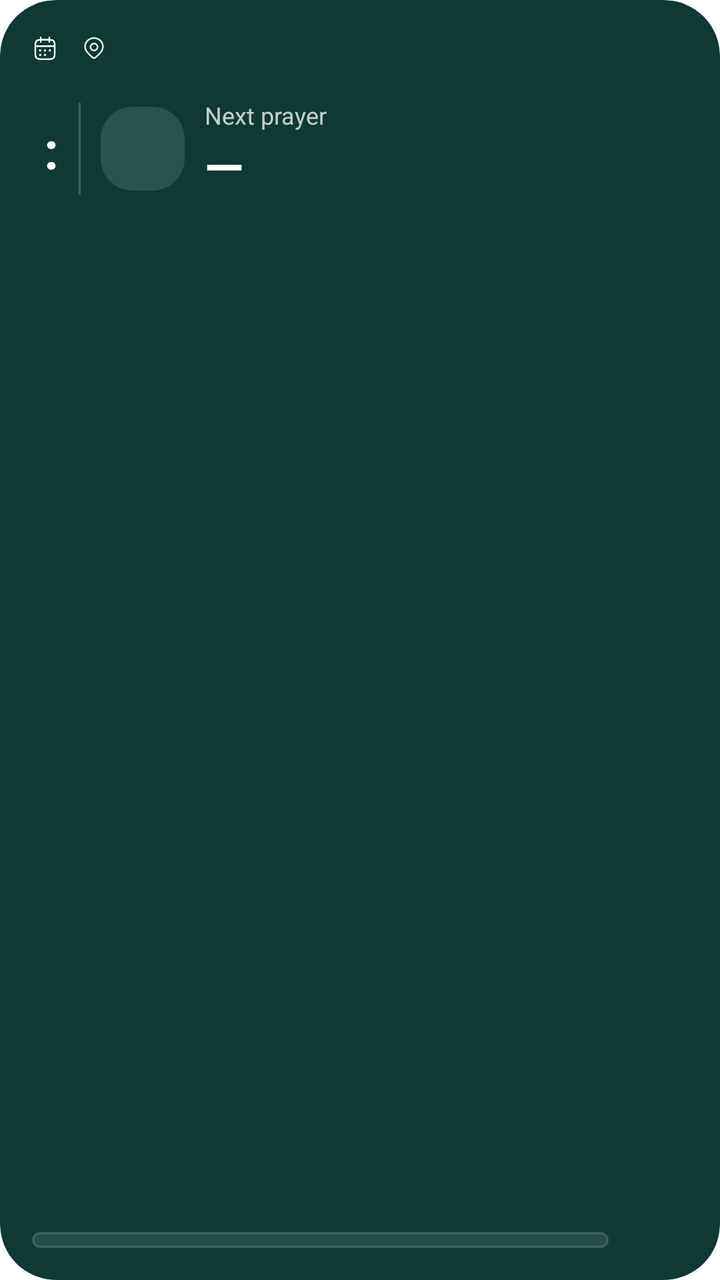
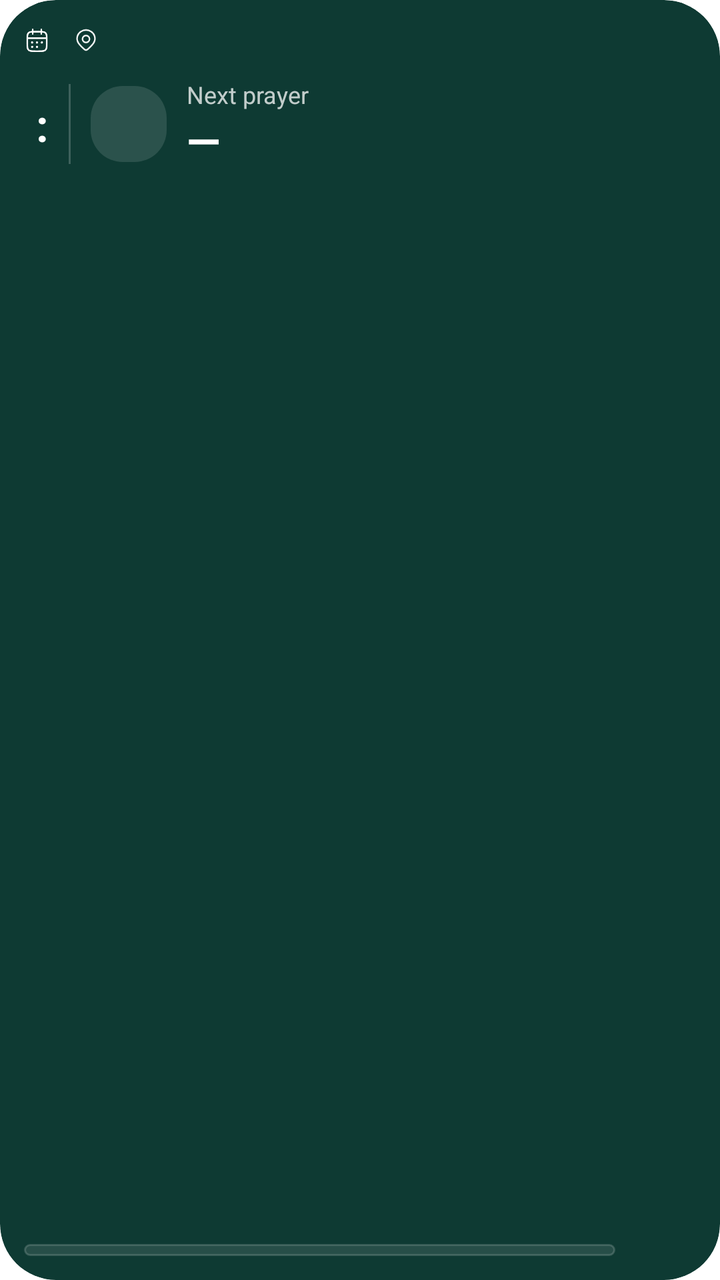

Before-and-after screenshots of an Android layout around one commit, followed by the original layout XML and the change that was made.
<!-- AndroidManifest.xml: fallback theme Theme.MaterialComponents.DayNight.NoActionBar -->
<!-- res/layout/widget_next_prayer.xml -->
<FrameLayout xmlns:android="http://schemas.android.com/apk/res/android"
  android:id="@+id/root"
  android:layout_width="match_parent"
  android:layout_height="match_parent"
  android:background="@drawable/widget_clip"
  android:clipToOutline="true"
  android:layoutDirection="ltr">

  <include layout="@layout/widget_next_prayer_body" />
</FrameLayout>
<!-- res/layout/widget_next_prayer_body.xml (included above) -->
<merge xmlns:android="http://schemas.android.com/apk/res/android">

  <ImageView
    android:id="@+id/bg"
    android:layout_width="match_parent"
    android:layout_height="match_parent"
    android:scaleType="fitXY" />

  <ImageView
    android:layout_width="match_parent"
    android:layout_height="match_parent"
    android:scaleType="centerCrop"
    android:src="@drawable/widget_decor" />

  <LinearLayout
    android:layout_width="match_parent"
    android:layout_height="match_parent"
    android:orientation="horizontal">

    <FrameLayout
      android:layout_width="0dp"
      android:layout_height="match_parent"
      android:layout_weight="74" />

    <ImageView
      android:id="@+id/arch"
      android:layout_width="0dp"
      android:layout_height="match_parent"
      android:layout_marginTop="12dp"
      android:layout_marginEnd="12dp"
      android:layout_weight="26"
      android:scaleType="fitXY" />
  </LinearLayout>

  <LinearLayout
    android:layout_width="match_parent"
    android:layout_height="match_parent"
    android:orientation="vertical"
    android:padding="16dp">

    <LinearLayout
      android:id="@+id/content"
      android:layout_width="match_parent"
      android:layout_height="wrap_content"
      android:orientation="horizontal">

      <LinearLayout
        android:layout_width="0dp"
        android:layout_height="wrap_content"
        android:layout_weight="71"
        android:orientation="vertical">

        <LinearLayout
          android:layout_width="match_parent"
          android:layout_height="wrap_content"
          android:gravity="center_vertical"
          android:orientation="horizontal">

          <ImageView
            android:layout_width="13dp"
            android:layout_height="13dp"
            android:src="@drawable/widget_ic_calendar" />

          <TextView
            android:id="@+id/date"
            android:layout_width="wrap_content"
            android:layout_height="wrap_content"
            android:layout_marginStart="6dp"
            android:ellipsize="end"
            android:maxLines="1"
            android:textColor="#D9FFFFFF"
            android:textSize="12sp" />

          <ImageView
            android:id="@+id/cityIcon"
            android:layout_width="12dp"
            android:layout_height="12dp"
            android:layout_marginStart="6dp"
            android:src="@drawable/widget_ic_location" />

          <TextView
            android:id="@+id/city"
            android:layout_width="wrap_content"
            android:layout_height="wrap_content"
            android:layout_marginStart="6dp"
            android:ellipsize="end"
            android:maxLines="1"
            android:textColor="#D9FFFFFF"
            android:textSize="12sp" />
        </LinearLayout>

        <LinearLayout
          android:layout_width="match_parent"
          android:layout_height="wrap_content"
          android:layout_marginTop="12dp"
          android:gravity="center_vertical"
          android:orientation="horizontal">

          <ImageView
            android:id="@+id/arc"
            android:layout_width="wrap_content"
            android:layout_height="wrap_content" />

          <LinearLayout
            android:layout_width="wrap_content"
            android:layout_height="wrap_content"
            android:layout_marginStart="6dp"
            android:gravity="center_horizontal"
            android:orientation="vertical">

            <TextView
              android:id="@+id/left"
              android:layout_width="wrap_content"
              android:layout_height="wrap_content"
              android:maxLines="1"
              android:textColor="#CCFFFFFF"
              android:textSize="12sp" />

            <LinearLayout
              android:layout_width="wrap_content"
              android:layout_height="wrap_content"
              android:layoutDirection="ltr"
              android:orientation="horizontal">

              <LinearLayout
                android:layout_width="wrap_content"
                android:layout_height="wrap_content"
                android:gravity="center_horizontal"
                android:orientation="vertical">

                <TextView
                  android:id="@+id/hours"
                  android:layout_width="wrap_content"
                  android:layout_height="wrap_content"
                  android:includeFontPadding="false"
                  android:maxLines="1"
                  android:textColor="#FFFFFFFF"
                  android:textSize="26sp"
                  android:textStyle="bold" />

                <TextView
                  android:id="@+id/hourUnit"
                  android:layout_width="wrap_content"
                  android:layout_height="wrap_content"
                  android:maxLines="1"
                  android:textColor="#B3FFFFFF"
                  android:textSize="10sp" />
              </LinearLayout>

              <TextView
                android:layout_width="wrap_content"
                android:layout_height="wrap_content"
                android:includeFontPadding="false"
                android:text=":"
                android:textColor="#FFFFFFFF"
                android:textSize="26sp"
                android:textStyle="bold" />

              <LinearLayout
                android:layout_width="wrap_content"
                android:layout_height="wrap_content"
                android:gravity="center_horizontal"
                android:orientation="vertical">

                <TextView
                  android:id="@+id/minutes"
                  android:layout_width="wrap_content"
                  android:layout_height="wrap_content"
                  android:includeFontPadding="false"
                  android:maxLines="1"
                  android:textColor="#FFFFFFFF"
                  android:textSize="26sp"
                  android:textStyle="bold" />

                <TextView
                  android:id="@+id/minuteUnit"
                  android:layout_width="wrap_content"
                  android:layout_height="wrap_content"
                  android:maxLines="1"
                  android:textColor="#B3FFFFFF"
                  android:textSize="10sp" />
              </LinearLayout>
            </LinearLayout>
          </LinearLayout>

          <ImageView
            android:layout_width="1dp"
            android:layout_height="46dp"
            android:layout_marginStart="10dp"
            android:layout_marginEnd="10dp"
            android:background="#33FFFFFF" />

          <FrameLayout
            android:layout_width="42dp"
            android:layout_height="42dp"
            android:background="@drawable/widget_tile">

            <ImageView
              android:id="@+id/icon"
              android:layout_width="22dp"
              android:layout_height="22dp"
              android:layout_gravity="center" />
          </FrameLayout>

          <LinearLayout
            android:layout_width="0dp"
            android:layout_height="wrap_content"
            android:layout_marginStart="10dp"
            android:layout_weight="1"
            android:orientation="vertical">

            <TextView
              android:id="@+id/title"
              android:layout_width="wrap_content"
              android:layout_height="wrap_content"
              android:ellipsize="end"
              android:maxLines="1"
              android:text="@string/widget_next_prayer"
              android:textColor="#BFFFFFFF"
              android:textSize="12sp" />

            <TextView
              android:id="@+id/name"
              android:layout_width="match_parent"
              android:layout_height="34dp"
              android:autoSizeMaxTextSize="26sp"
              android:autoSizeMinTextSize="14sp"
              android:autoSizeTextType="uniform"
              android:maxLines="1"
              android:text="—"
              android:textAlignment="viewStart"
              android:textColor="#FFFFFFFF"
              android:textSize="22sp"
              android:textStyle="bold" />
          </LinearLayout>
        </LinearLayout>
      </LinearLayout>

      <FrameLayout
        android:layout_width="0dp"
        android:layout_height="wrap_content"
        android:layout_weight="29" />
    </LinearLayout>

    <FrameLayout
      android:layout_width="match_parent"
      android:layout_height="0dp"
      android:layout_weight="1" />

    <LinearLayout
      android:id="@+id/stripRow"
      android:layout_width="match_parent"
      android:layout_height="wrap_content"
      android:orientation="horizontal">

      <LinearLayout
        android:id="@+id/strip"
        android:layout_width="0dp"
        android:layout_height="wrap_content"
        android:layout_weight="88"
        android:background="@drawable/widget_strip"
        android:orientation="horizontal"
        android:padding="4dp" />

      <FrameLayout
        android:layout_width="0dp"
        android:layout_height="wrap_content"
        android:layout_weight="12" />
    </LinearLayout>

    <TextView
      android:id="@+id/empty"
      android:layout_width="match_parent"
      android:layout_height="wrap_content"
      android:gravity="center"
      android:text="@string/widget_open_app"
      android:textColor="#D9FFFFFF"
      android:textSize="12sp"
      android:visibility="gone" />
  </LinearLayout>
</merge>
<!-- resources referenced by this layout -->
<resources>
  <!-- drawable widget_clip (drawable) -->
  <shape xmlns:android="http://schemas.android.com/apk/res/android" android:shape="rectangle">
    <solid android:color="#FF0E3A33" />
    <corners android:radius="28dp" />
  </shape>
  <!-- drawable widget_decor: webp bitmap (drawable-nodpi, 54558 bytes) -->
  <!-- drawable widget_ic_calendar: vector/xml drawable (drawable, 2067 chars, omitted) -->
  <!-- drawable widget_ic_location (drawable) -->
  <vector xmlns:android="http://schemas.android.com/apk/res/android"
    android:width="24dp"
    android:height="24dp"
    android:viewportWidth="24"
    android:viewportHeight="24">
    <path
      android:pathData="M13.6177 21.367C13.1841 21.773 12.6044 22 12.0011 22C11.3978 22 10.8182 21.773 10.3845 21.367C6.41302 17.626 1.09076 13.4469 3.68627 7.37966C5.08963 4.09916 8.45834 2 12.0011 2C15.5439 2 18.9126 4.09916 20.316 7.37966C22.9082 13.4393 17.599 17.6389 13.6177 21.367Z"
      android:strokeColor="#FFFFFFFF"
      android:strokeWidth="1.5" />
    <path
      android:pathData="M15.5 11C15.5 12.933 13.933 14.5 12 14.5C10.067 14.5 8.5 12.933 8.5 11C8.5 9.067 10.067 7.5 12 7.5C13.933 7.5 15.5 9.067 15.5 11Z"
      android:strokeColor="#FFFFFFFF"
      android:strokeWidth="1.5" />
  </vector>
  <!-- drawable widget_strip (drawable) -->
  <shape xmlns:android="http://schemas.android.com/apk/res/android" android:shape="rectangle">
    <solid android:color="#1AFFFFFF" />
    <stroke android:width="1dp" android:color="#29FFFFFF" />
    <corners android:radius="24dp" />
  </shape>
  <!-- drawable widget_tile (drawable) -->
  <shape xmlns:android="http://schemas.android.com/apk/res/android" android:shape="rectangle">
    <solid android:color="#1FFFFFFF" />
    <corners android:radius="16dp" />
  </shape>
  <string name="widget_next_prayer">Next prayer</string>
  <string name="widget_open_app">Open the app to load prayer times</string>
</resources>

<!-- the commit's change to res/layout/widget_next_prayer.xml (unified diff, before → after) -->
@@ -5,11 +5,6 @@
   android:background="@drawable/widget_clip"
   android:clipToOutline="true"
   android:layoutDirection="ltr">
-
-  <include layout="@layout/widget_next_prayer_body" />
-</FrameLayout>
-<!-- res/layout/widget_next_prayer_body.xml (included above) -->
-<merge xmlns:android="http://schemas.android.com/apk/res/android">
 
   <ImageView
     android:id="@+id/bg"
@@ -46,8 +41,9 @@
   <LinearLayout
     android:layout_width="match_parent"
     android:layout_height="match_parent"
+    android:id="@+id/body"
     android:orientation="vertical"
-    android:padding="16dp">
+    android:padding="12dp">
 
     <LinearLayout
       android:id="@+id/content"
@@ -62,6 +58,7 @@
         android:orientation="vertical">
 
         <LinearLayout
+          android:id="@+id/dateRow"
           android:layout_width="match_parent"
           android:layout_height="wrap_content"
           android:gravity="center_vertical"
@@ -103,7 +100,8 @@
         <LinearLayout
           android:layout_width="match_parent"
           android:layout_height="wrap_content"
-          android:layout_marginTop="12dp"
+          android:id="@+id/header"
+          android:layout_marginTop="6dp"
           android:gravity="center_vertical"
           android:orientation="horizontal">
 
@@ -146,7 +144,7 @@
                   android:includeFontPadding="false"
                   android:maxLines="1"
                   android:textColor="#FFFFFFFF"
-                  android:textSize="26sp"
+                  android:textSize="22sp"
                   android:textStyle="bold" />
 
                 <TextView
@@ -164,7 +162,7 @@
                 android:includeFontPadding="false"
                 android:text=":"
                 android:textColor="#FFFFFFFF"
-                android:textSize="26sp"
+                android:textSize="22sp"
                 android:textStyle="bold" />
 
               <LinearLayout
@@ -180,7 +178,7 @@
                   android:includeFontPadding="false"
                   android:maxLines="1"
                   android:textColor="#FFFFFFFF"
-                  android:textSize="26sp"
+                  android:textSize="22sp"
                   android:textStyle="bold" />
 
                 <TextView
@@ -196,14 +194,14 @@
 
           <ImageView
             android:layout_width="1dp"
-            android:layout_height="46dp"
+            android:layout_height="40dp"
             android:layout_marginStart="10dp"
             android:layout_marginEnd="10dp"
             android:background="#33FFFFFF" />
 
           <FrameLayout
-            android:layout_width="42dp"
-            android:layout_height="42dp"
+            android:layout_width="38dp"
+            android:layout_height="38dp"
             android:background="@drawable/widget_tile">
 
             <ImageView
@@ -233,8 +231,8 @@
             <TextView
               android:id="@+id/name"
               android:layout_width="match_parent"
-              android:layout_height="34dp"
-              android:autoSizeMaxTextSize="26sp"
+              android:layout_height="30dp"
+              android:autoSizeMaxTextSize="22sp"
               android:autoSizeMinTextSize="14sp"
               android:autoSizeTextType="uniform"
               android:maxLines="1"
@@ -248,6 +246,7 @@
       </LinearLayout>
 
       <FrameLayout
+        android:id="@+id/headerSpace"
         android:layout_width="0dp"
         android:layout_height="wrap_content"
         android:layout_weight="29" />
@@ -271,9 +270,10 @@
         android:layout_weight="88"
         android:background="@drawable/widget_strip"
         android:orientation="horizontal"
-        android:padding="4dp" />
+        android:padding="3dp" />
 
       <FrameLayout
+        android:id="@+id/stripSpace"
         android:layout_width="0dp"
         android:layout_height="wrap_content"
         android:layout_weight="12" />
@@ -289,4 +289,4 @@
       android:textSize="12sp"
       android:visibility="gone" />
   </LinearLayout>
-</merge>
+</FrameLayout>
